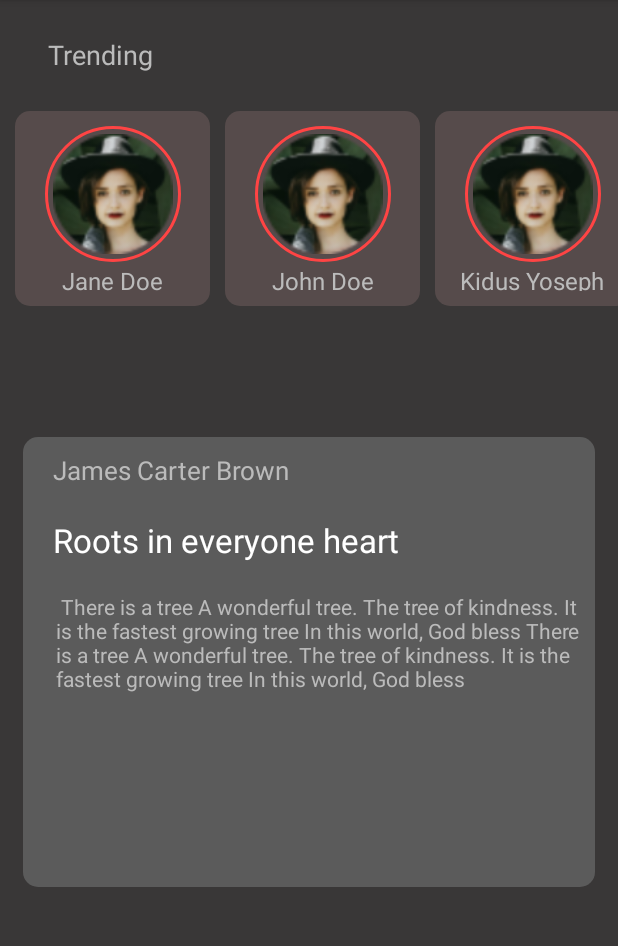
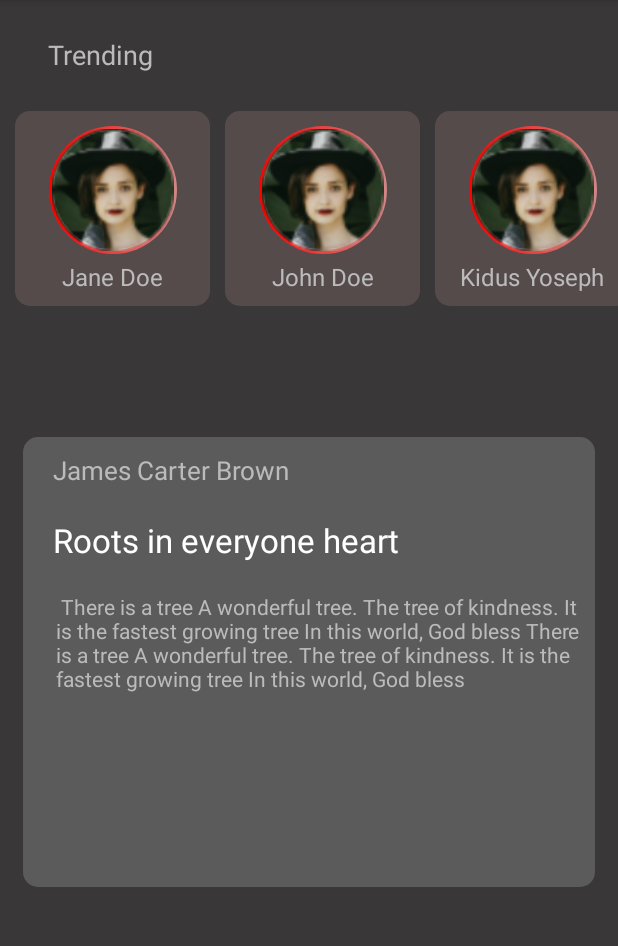
Before and after one commit to Team-Solvers/Poet, an Android app: the screen it shows after launch (MainActivity), on a phone screen of 412 x 824 dp, the part 84-1030 px from its top. Run offline under Robolectric (Android 15) with nearby library versions, the phone set to English and light mode, and no system bars.

Commit message:
gradient for trending card images added

```diff
--- a/app/src/main/res/drawable/rounded_trending_card_images.xml
+++ b/app/src/main/res/drawable/rounded_trending_card_images.xml
@@ -1,13 +1,25 @@
-<?xml version="1.0" encoding="utf-8"?>
-<shape xmlns:android="http://schemas.android.com/apk/res/android"
-    android:innerRadius="0dp"
-    android:shape="ring"
-    android:thicknessRatio="2"
-    android:useLevel="false" >
-    <solid android:color="@android:color/transparent" />
+<?xml version="1.0" encoding="UTF-8"?>
+<layer-list xmlns:android="http://schemas.android.com/apk/res/android" >
+    <item>
+        <shape android:shape="oval" >
+            <gradient
+                android:angle="360"
+                android:startColor="@color/cardGradient1"
+                android:endColor="@color/cardGradient2"
+                android:type="linear" />
+            <size android:width="24dp"
+                android:height="24dp"/>
+        </shape>
+    </item>
 
-    <stroke
-        android:width="2.3dp"
-        android:color="@android:color/holo_red_light" />
-    <padding android:left="3dp" android:top="3dp" android:right="3dp" android:bottom="3dp" />
-</shape>
+    <item
+        android:bottom="3dp"
+        android:left="3dp"
+        android:right="3dp"
+        android:top="3dp">
+        <shape android:shape="oval" >
+            <solid android:color="#fff" />
+        </shape>
+    </item>
+
+</layer-list>
--- a/app/src/main/res/layout/item_trending_card.xml
+++ b/app/src/main/res/layout/item_trending_card.xml
@@ -12,18 +12,18 @@
     <LinearLayout
         android:id="@+id/trending_card_image_container"
         android:background="@drawable/rounded_trending_card_images"
-        android:layout_width="wrap_content"
-        android:layout_height="wrap_content"
+        android:layout_width="85dp"
+        android:layout_height="85dp"
         app:layout_constraintEnd_toEndOf="parent"
         app:layout_constraintHorizontal_bias="0.5"
         app:layout_constraintStart_toStartOf="parent"
         app:layout_constraintTop_toTopOf="parent"
-        android:padding="5dp">
+        android:padding="2dp">
 
         <ImageView
             android:id="@+id/trending_card_image"
-            android:layout_width="80dp"
-            android:layout_height="80dp"
+            android:layout_width="match_parent"
+            android:layout_height="match_parent"
             />
     </LinearLayout>
 
--- a/app/src/main/res/values/colors.xml
+++ b/app/src/main/res/values/colors.xml
@@ -10,8 +10,13 @@
 
     <color name="main_theme_color">#393737</color>
 
+<!--    card colors-->
     <color name="trending_card_background">#564B4B</color>
     <color name="post_card_background">#5B5B5B</color>
+
+<!--    card Gradient-->
+    <color name="cardGradient1">#FF0000</color>
+    <color name="cardGradient2">#D18787</color>
 
 <!--    splash screen colors -->
 
```
